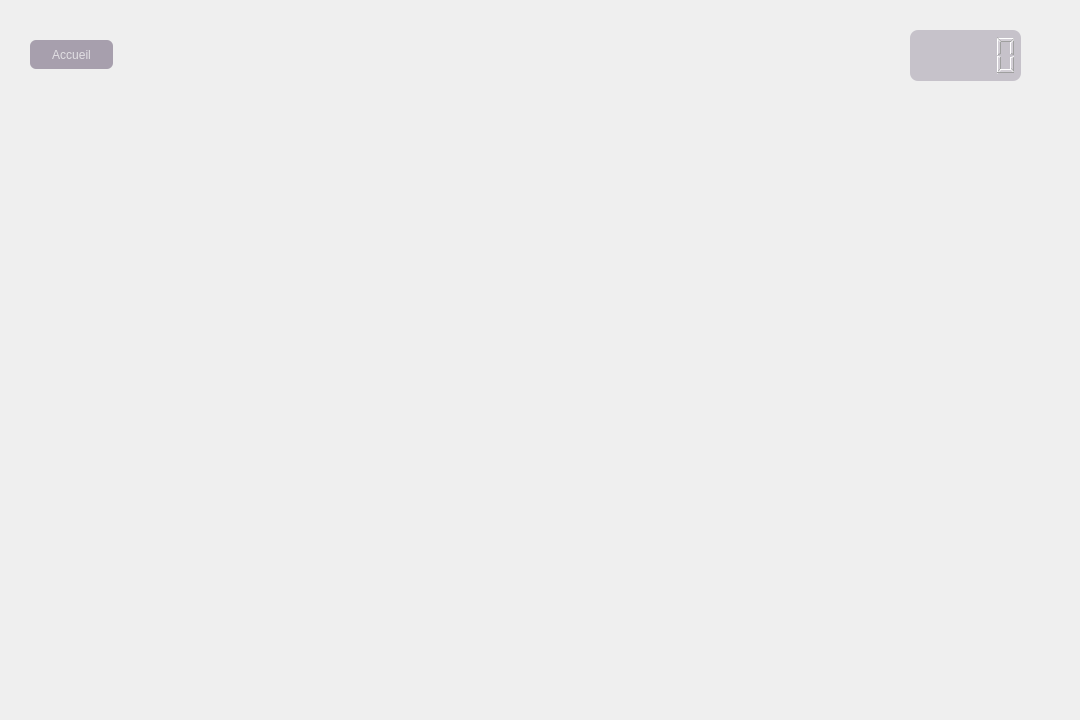
The window that mainwindow.ui (Alexy845/Aztec) describes before a commit, drawn with Qt 5.
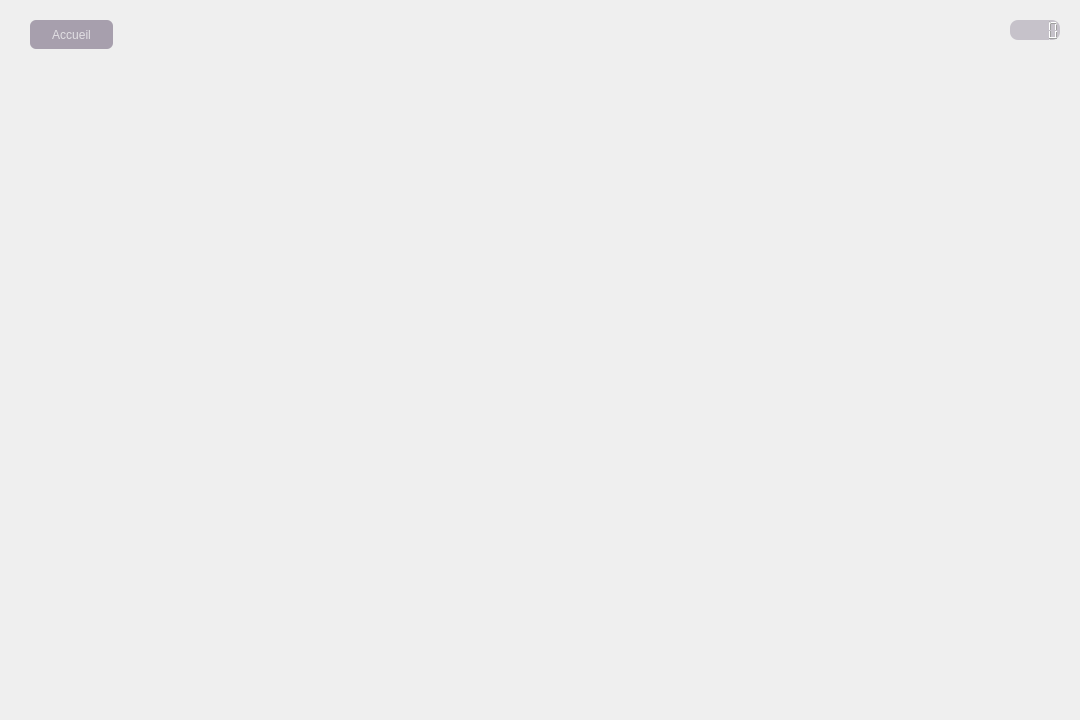
The same window after the commit. Custom widgets are drawn as their Qt base class.

Commit message: Game page

```diff
--- a/mainwindow.ui
+++ b/mainwindow.ui
@@ -98,7 +98,7 @@
        <property name="geometry">
         <rect>
          <x>30</x>
-         <y>40</y>
+         <y>20</y>
          <width>83</width>
          <height>29</height>
         </rect>
@@ -116,10 +116,10 @@
       <widget class="QLCDNumber" name="Digital_clock">
        <property name="geometry">
         <rect>
-         <x>910</x>
-         <y>30</y>
-         <width>111</width>
-         <height>51</height>
+         <x>1010</x>
+         <y>20</y>
+         <width>50</width>
+         <height>20</height>
         </rect>
        </property>
        <property name="styleSheet">
```
The commit also changes 1 other file.
